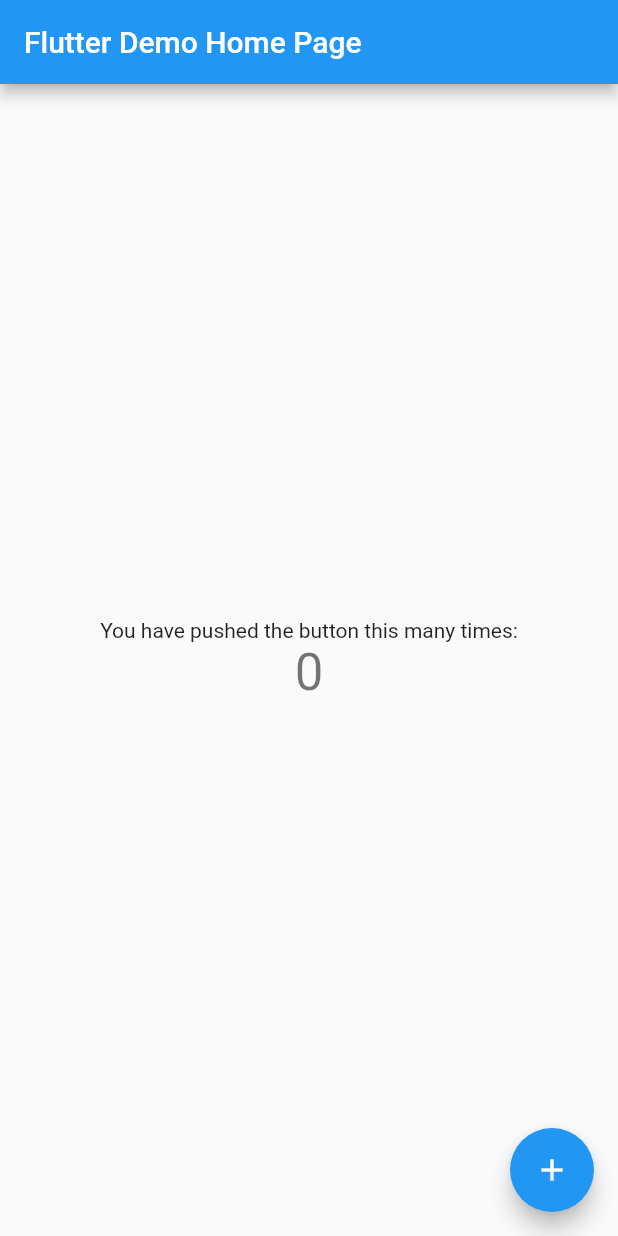
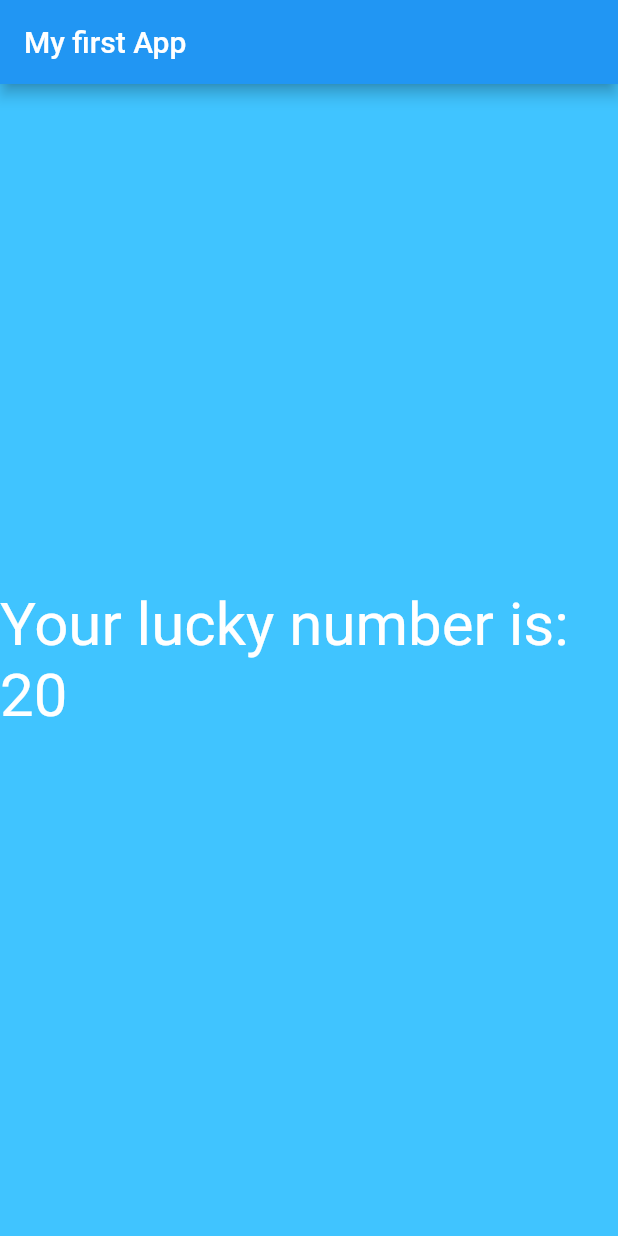
Before and after one commit to hiencoder/Flutter-Demos, a Flutter app: the screen it shows after launch, on a phone screen of 412 x 824 dp. Run offline on Flutter 3.47's test engine with Material 2 defaults, Android fonts, the phone set to English and light mode, and no system bars.

Commit message:
Develop Section 1

```diff
--- /dev/null
+++ b/lib/app_screens/first_screen.dart
@@ -0,0 +1,28 @@
+import 'dart:math';
+
+import 'package:flutter/material.dart';
+
+class FirstScreen extends StatelessWidget {
+  @override
+  Widget build(BuildContext context) {
+    // TODO: implement build
+    return Material(
+      color: Colors.lightBlueAccent,
+      child: Center(
+        child: Text(
+        generateLuckyNumber(),
+        textDirection: TextDirection.ltr,
+        style: TextStyle(
+        color: Colors.white,
+        fontSize: 40.0,
+        ),
+      ),
+    ),);
+  }
+
+  String generateLuckyNumber() {
+    var rd = Random();
+    int number = rd.nextInt(100);
+    return "Your lucky number is: $number";
+  }
+}
--- a/lib/main.dart
+++ b/lib/main.dart
@@ -1,111 +1,21 @@
 import 'package:flutter/material.dart';
+import './app_screens/first_screen.dart';
 
-void main() => runApp(MyApp());
+void main() => runApp(new MyFlutterApp());
 
-class MyApp extends StatelessWidget {
-  // This widget is the root of your application.
+class MyFlutterApp extends StatelessWidget {
   @override
   Widget build(BuildContext context) {
+    // TODO: implement build
     return MaterialApp(
-      title: 'Flutter Demo',
-      theme: ThemeData(
-        // This is the theme of your application.
-        //
-        // Try running your application with "flutter run". You'll see the
-        // application has a blue toolbar. Then, without quitting the app, try
-        // changing the primarySwatch below to Colors.green and then invoke
-        // "hot reload" (press "r" in the console where you ran "flutter run",
-        // or simply save your changes to "hot reload" in a Flutter IDE).
-        // Notice that the counter didn't reset back to zero; the application
-        // is not restarted.
-        primarySwatch: Colors.blue,
-      ),
-      home: MyHomePage(title: 'Flutter Demo Home Page'),
-    );
+        debugShowCheckedModeBanner: false,
+        title: "My Flutter App",
+        home: Scaffold(
+            appBar: AppBar(
+              title: Text("My first App "),
+            ),
+            body: FirstScreen()));
   }
 }
 
-class MyHomePage extends StatefulWidget {
-  MyHomePage({Key key, this.title}) : super(key: key);
-
-  // This widget is the home page of your application. It is stateful, meaning
-  // that it has a State object (defined below) that contains fields that affect
-  // how it looks.
-
-  // This class is the configuration for the state. It holds the values (in this
-  // case the title) provided by the parent (in this case the App widget) and
-  // used by the build method of the State. Fields in a Widget subclass are
-  // always marked "final".
-
-  final String title;
-
-  @override
-  _MyHomePageState createState() => _MyHomePageState();
-}
-
-class _MyHomePageState extends State<MyHomePage> {
-  int _counter = 0;
-
-  void _incrementCounter() {
-    setState(() {
-      // This call to setState tells the Flutter framework that something has
-      // changed in this State, which causes it to rerun the build method below
-      // so that the display can reflect the updated values. If we changed
-      // _counter without calling setState(), then the build method would not be
-      // called again, and so nothing would appear to happen.
-      _counter++;
-    });
-  }
-
-  @override
-  Widget build(BuildContext context) {
-    // This method is rerun every time setState is called, for instance as done
-    // by the _incrementCounter method above.
-    //
-    // The Flutter framework has been optimized to make rerunning build methods
-    // fast, so that you can just rebuild anything that needs updating rather
-    // than having to individually change instances of widgets.
-    return Scaffold(
-      appBar: AppBar(
-        // Here we take the value from the MyHomePage object that was created by
-        // the App.build method, and use it to set our appbar title.
-        title: Text(widget.title),
-      ),
-      body: Center(
-        // Center is a layout widget. It takes a single child and positions it
-        // in the middle of the parent.
-        child: Column(
-          // Column is also layout widget. It takes a list of children and
-          // arranges them vertically. By default, it sizes itself to fit its
-          // children horizontally, and tries to be as tall as its parent.
-          //
-          // Invoke "debug painting" (press "p" in the console, choose the
-          // "Toggle Debug Paint" action from the Flutter Inspector in Android
-          // Studio, or the "Toggle Debug Paint" command in Visual Studio Code)
-          // to see the wireframe for each widget.
-          //
-          // Column has various properties to control how it sizes itself and
-          // how it positions its children. Here we use mainAxisAlignment to
-          // center the children vertically; the main axis here is the vertical
-          // axis because Columns are vertical (the cross axis would be
-          // horizontal).
-          mainAxisAlignment: MainAxisAlignment.center,
-          children: <Widget>[
-            Text(
-              'You have pushed the button this many times:',
-            ),
-            Text(
-              '$_counter',
-              style: Theme.of(context).textTheme.display1,
-            ),
-          ],
-        ),
-      ),
-      floatingActionButton: FloatingActionButton(
-        onPressed: _incrementCounter,
-        tooltip: 'Increment',
-        child: Icon(Icons.add),
-      ), // This trailing comma makes auto-formatting nicer for build methods.
-    );
-  }
-}
+//https://dart.dev/samples
```
Also changed, not shown: 1 other file.
